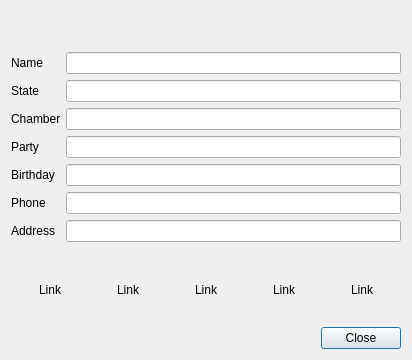
Above: ui_detaildialog.ui from timcking/OpenCongress before the change. Below: the same form after it.
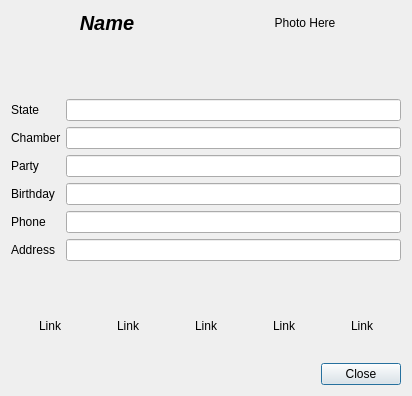
That is the form after the change. Icons and pictures are not drawn.

Patch:
```diff
--- a/ui_detaildialog.ui
+++ b/ui_detaildialog.ui
@@ -7,7 +7,7 @@
     <x>0</x>
     <y>0</y>
     <width>412</width>
-    <height>360</height>
+    <height>396</height>
    </rect>
   </property>
   <property name="windowTitle">
@@ -18,6 +18,41 @@
     <normaloff>dome.jpg</normaloff>dome.jpg</iconset>
   </property>
   <layout class="QVBoxLayout" name="verticalLayout_2">
+   <item>
+    <layout class="QHBoxLayout" name="horizontalLayout_2">
+     <item>
+      <widget class="QLabel" name="lblName">
+       <property name="font">
+        <font>
+         <pointsize>15</pointsize>
+         <weight>75</weight>
+         <italic>true</italic>
+         <bold>true</bold>
+        </font>
+       </property>
+       <property name="text">
+        <string>Name</string>
+       </property>
+       <property name="textFormat">
+        <enum>Qt::PlainText</enum>
+       </property>
+       <property name="alignment">
+        <set>Qt::AlignCenter</set>
+       </property>
+      </widget>
+     </item>
+     <item>
+      <widget class="QLabel" name="lblPhoto">
+       <property name="text">
+        <string>Photo Here</string>
+       </property>
+       <property name="alignment">
+        <set>Qt::AlignCenter</set>
+       </property>
+      </widget>
+     </item>
+    </layout>
+   </item>
    <item>
     <layout class="QVBoxLayout" name="verticalLayout" stretch="1,0,0,0">
      <property name="spacing">
@@ -38,76 +73,63 @@
         <number>6</number>
        </property>
        <item row="0" column="0">
-        <widget class="QLabel" name="label">
-         <property name="text">
-          <string>Name</string>
-         </property>
-         <property name="alignment">
-          <set>Qt::AlignLeading|Qt::AlignLeft|Qt::AlignVCenter</set>
-         </property>
-        </widget>
-       </item>
-       <item row="0" column="1">
-        <widget class="QLineEdit" name="textName"/>
-       </item>
-       <item row="1" column="0">
         <widget class="QLabel" name="label_2">
          <property name="text">
           <string>State</string>
          </property>
         </widget>
        </item>
-       <item row="1" column="1">
+       <item row="0" column="1">
         <widget class="QLineEdit" name="textState"/>
        </item>
-       <item row="2" column="0">
+       <item row="1" column="0">
         <widget class="QLabel" name="label_3">
          <property name="text">
           <string>Chamber</string>
          </property>
         </widget>
        </item>
-       <item row="2" column="1">
+       <item row="1" column="1">
         <widget class="QLineEdit" name="textChamber"/>
        </item>
-       <item row="3" column="0">
+       <item row="2" column="0">
         <widget class="QLabel" name="label_4">
          <property name="text">
           <string>Party</string>
          </property>
         </widget>
        </item>
-       <item row="3" column="1">
+       <item row="2" column="1">
         <widget class="QLineEdit" name="textParty"/>
        </item>
-       <item row="4" column="0">
+       <item row="3" column="0">
         <widget class="QLabel" name="label_5">
          <property name="text">
           <string>Birthday</string>
          </property>
         </widget>
        </item>
-       <item row="4" column="1">
+       <item row="3" column="1">
         <widget class="QLineEdit" name="textBirthday"/>
        </item>
-       <item row="5" column="0">
+       <item row="4" column="0">
         <widget class="QLabel" name="label_6">
          <property name="text">
           <string>Phone</string>
          </property>
         </widget>
        </item>
-       <item row="5" column="1">
+       <item row="4" column="1">
         <widget class="QLineEdit" name="textPhone"/>
        </item>
-       <item row="6" column="0">
+       <item row="5" column="0">
         <widget class="QLabel" name="label_7">
          <property name="text">
           <string>Address</string>
          </property>
         </widget>
        </item>
-       <item row="6" column="1">
+       <item row="5" column="1">
         <widget class="QLineEdit" name="textAddress"/>
        </item>
       </layout>
```
